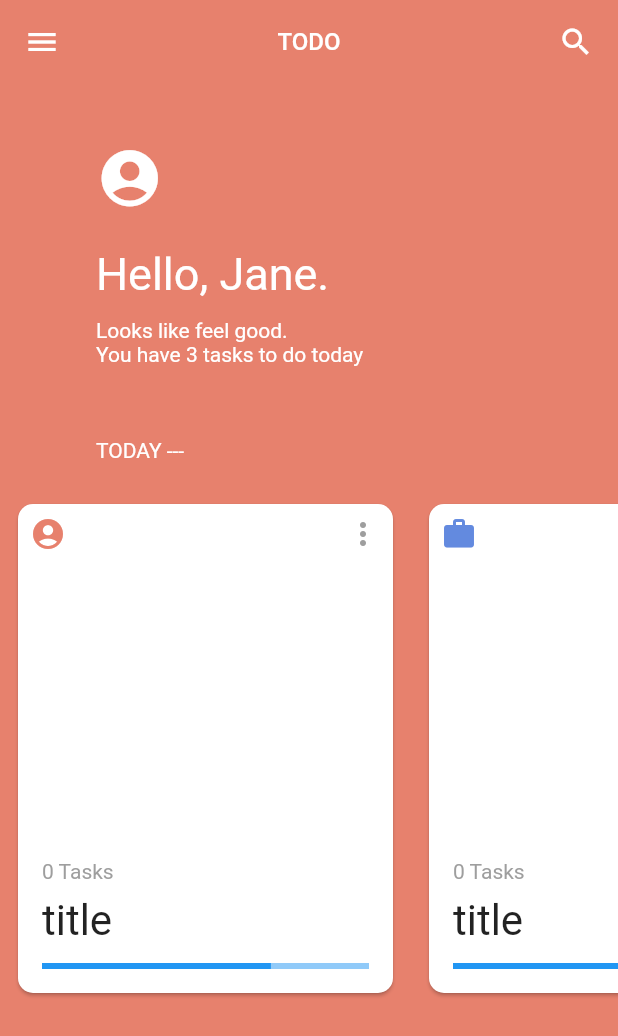
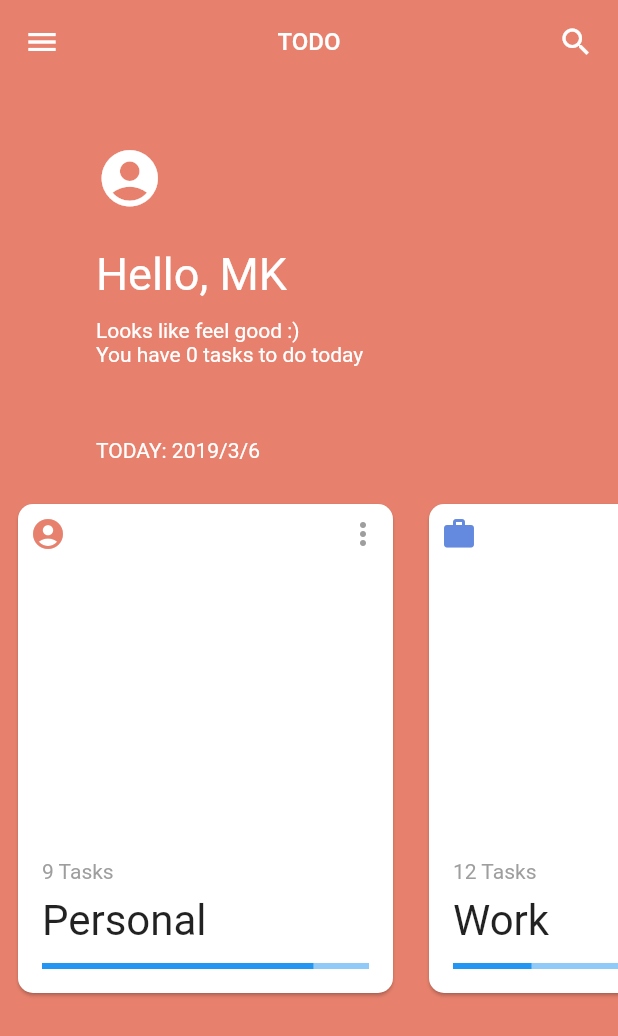
Before and after one commit to agileup/flutter-todo, a Flutter app: the screen it shows after launch, on a phone screen of 412 x 824 dp. Shown: the top 1036 px of the screen. Run offline on Flutter 3.47's test engine with Material 2 defaults, Android fonts, the phone set to English and light mode, and no system bars.

Commit message:
feat(): add card item model

```diff
--- /dev/null
+++ b/lib/cardItemModel.dart
@@ -0,0 +1,10 @@
+import 'package:flutter/material.dart';
+
+class CardItemModel {
+  String cardTitle;
+  IconData cardIcon;
+  int taskRemaining;
+  double taskCompletion;
+
+  CardItemModel(this.cardTitle, this.cardIcon, this.taskRemaining, this.taskCompletion);
+}
--- a/lib/main.dart
+++ b/lib/main.dart
@@ -1,4 +1,7 @@
 import 'package:flutter/material.dart';
+import 'dart:math';
+
+import 'package:flutter_todo/cardItemModel.dart';
 
 void main() => runApp(MyApp());
 
@@ -11,6 +14,7 @@ class MyApp extends StatelessWidget {
         primarySwatch: Colors.blue,
       ),
       home: MyHomePage(),
+      debugShowCheckedModeBanner: true,
     );
   }
 }
@@ -26,14 +30,16 @@ class _MyHomePageState extends State<MyHomePage> with TickerProviderStateMixin {
     Color.fromRGBO(99, 138, 223, 1.0),
     Color.fromRGBO(111, 194, 173, 1.0)
   ];
+  var currentColor = Color.fromRGBO(231, 129, 109, 1.0);
   var cardIndex = 0;
 
-  var currentColor = Color.fromRGBO(231, 129, 109, 1.0);
   var cardsList = [
-    Icons.account_circle,
-    Icons.work,
-    Icons.home,
+    CardItemModel("Personal", Icons.account_circle, 9, 0.83),
+    CardItemModel("Work", Icons.work, 12, 0.24),
+    CardItemModel("Home", Icons.home, 7, 0.32),
   ];
+
+  var today = DateTime.now();
 
   ScrollController scrollController;
 
@@ -85,16 +91,17 @@ class _MyHomePageState extends State<MyHomePage> with TickerProviderStateMixin {
                     Padding(
                       padding: EdgeInsets.fromLTRB(0.0, 16.0, 0.0, 12.0),
                       child: Text(
-                        'Hello, Jane.',
+                        'Hello, MK',
                         style: TextStyle(fontSize: 30.0, color: Colors.white),
                       ),
                     ),
                     Text(
-                      'Looks like feel good.',
+                      'Looks like feel good :)',
                       style: TextStyle(color: Colors.white),
                     ),
                     Text(
-                      'You have 3 tasks to do today',
+                      // TODO: 남은 task 수 계산
+                      'You have ${new Random().nextInt(10)} tasks to do today',
                       style: TextStyle(color: Colors.white),
                     )
                   ],
@@ -108,7 +115,7 @@ class _MyHomePageState extends State<MyHomePage> with TickerProviderStateMixin {
                   padding:
                       EdgeInsets.symmetric(horizontal: 64.0, vertical: 16.0),
                   child: Text(
-                    'TODAY ---',
+                    'TODAY: ${today.year}/${today.month}/${today.day}',
                     style: TextStyle(color: Colors.white),
                   ),
                 ),
@@ -138,7 +145,7 @@ class _MyHomePageState extends State<MyHomePage> with TickerProviderStateMixin {
                                             MainAxisAlignment.spaceBetween,
                                         children: <Widget>[
                                           Icon(
-                                            cardsList[position],
+                                            cardsList[position].cardIcon,
                                             color: appColors[position],
                                           ),
                                           Icon(
@@ -158,7 +165,7 @@ class _MyHomePageState extends State<MyHomePage> with TickerProviderStateMixin {
                                             padding: EdgeInsets.symmetric(
                                                 horizontal: 8.0, vertical: 4.0),
                                             child: Text(
-                                              '0 Tasks',
+                                              '${cardsList[position].taskRemaining} Tasks',
                                               style:
                                                   TextStyle(color: Colors.grey),
                                             ),
@@ -167,14 +174,15 @@ class _MyHomePageState extends State<MyHomePage> with TickerProviderStateMixin {
                                             padding: EdgeInsets.symmetric(
                                                 horizontal: 8.0, vertical: 4.0),
                                             child: Text(
-                                              'title',
+                                              '${cardsList[position].cardTitle}',
                                               style: TextStyle(fontSize: 28.0),
                                             ),
                                           ),
                                           Padding(
                                             padding: EdgeInsets.all(8.0),
                                             child: LinearProgressIndicator(
-                                              value: 0.7,
+                                              value: cardsList[position]
+                                                  .taskCompletion,
                                             ),
                                           )
                                         ],
```
